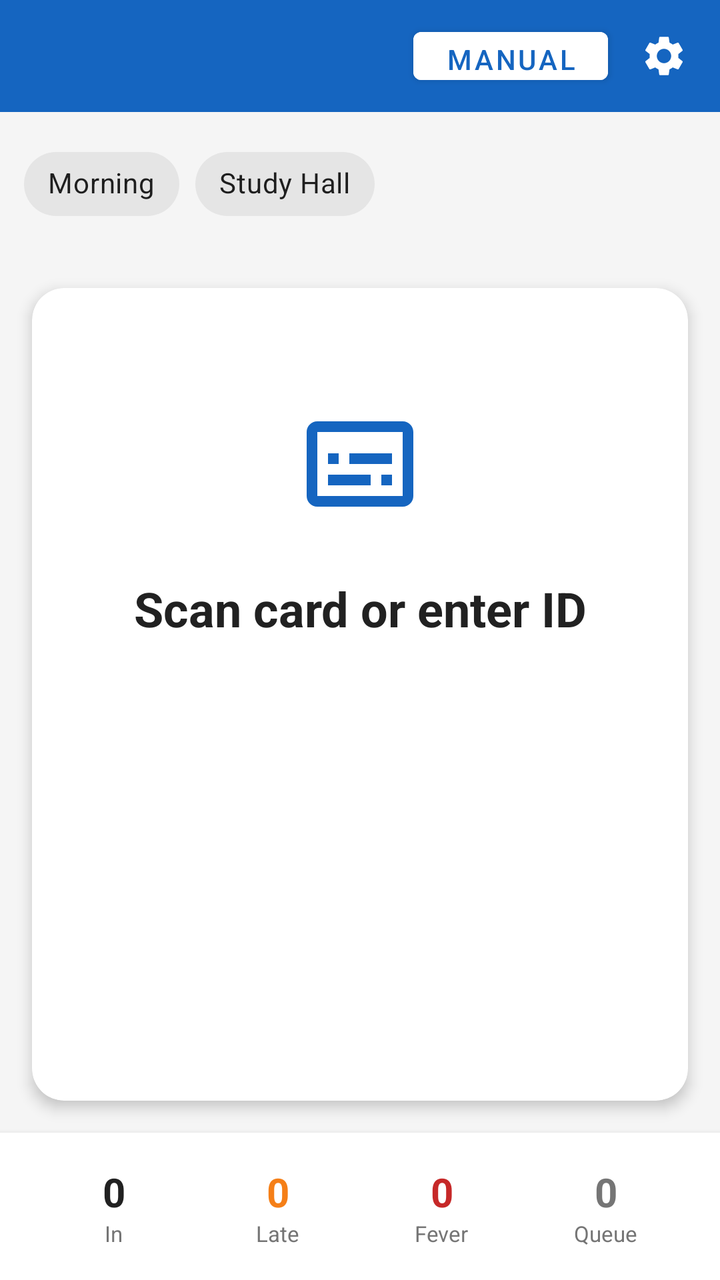
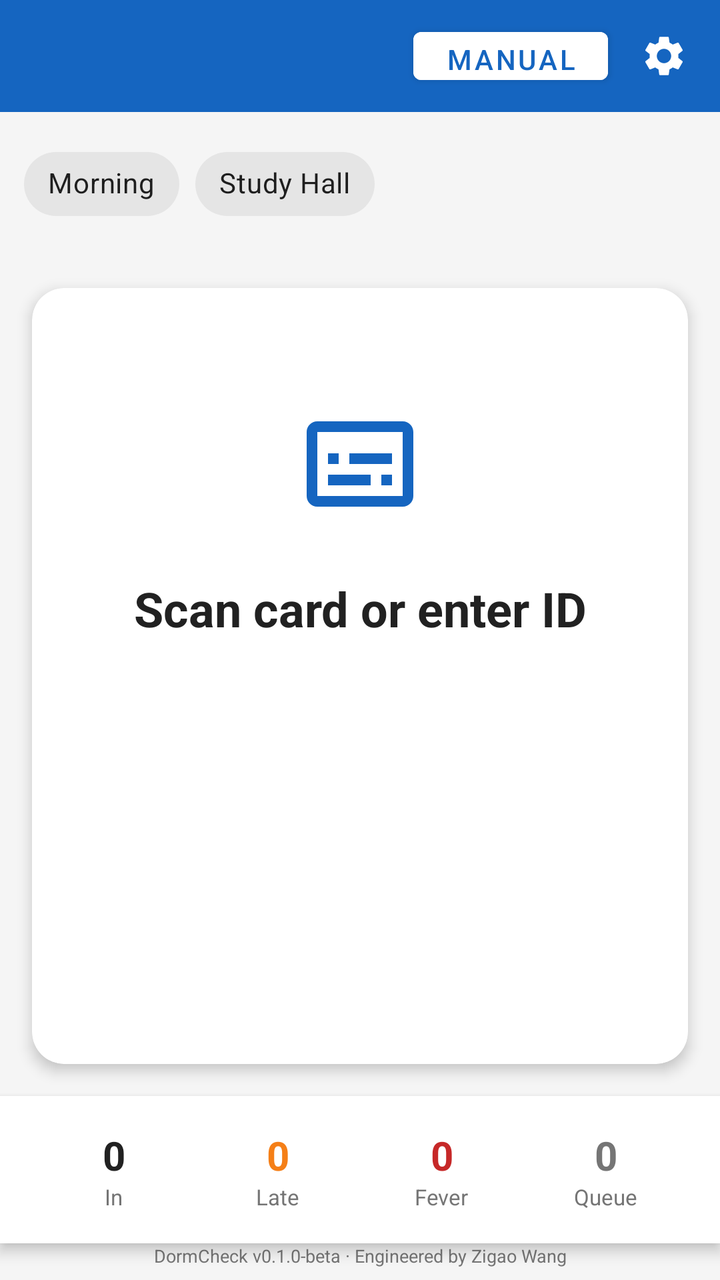

Compare the two renders of this Android layout. The source of the first and the diff that turns it into the second are given below.
<!-- AndroidManifest.xml: application theme Theme.DormCheck -->
<!-- res/layout/activity_checkin.xml -->
<?xml version="1.0" encoding="utf-8"?>
<FrameLayout xmlns:android="http://schemas.android.com/apk/res/android"
    xmlns:app="http://schemas.android.com/apk/res-auto"
    android:layout_width="match_parent"
    android:layout_height="match_parent">

<LinearLayout
    android:id="@+id/main_content"
    android:layout_width="match_parent"
    android:layout_height="match_parent"
    android:background="@color/background"
    android:orientation="vertical">

    
    <LinearLayout
        android:layout_width="match_parent"
        android:layout_height="56dp"
        android:background="@color/primary"
        android:gravity="center_vertical"
        android:orientation="horizontal"
        android:paddingStart="16dp"
        android:paddingEnd="8dp">

        <TextView
            android:id="@+id/text_device_name"
            android:layout_width="0dp"
            android:layout_height="wrap_content"
            android:layout_weight="1"
            android:textColor="@color/white"
            android:textSize="16sp" />

        <Button
            android:id="@+id/btn_manual_input"
            android:layout_width="wrap_content"
            android:layout_height="36dp"
            android:text="@string/manual_input"
            android:textSize="14sp"
            android:layout_marginEnd="8dp"
            android:backgroundTint="@color/white"
            android:textColor="@color/primary" />

        <ImageButton
            android:id="@+id/btn_settings"
            android:layout_width="40dp"
            android:layout_height="40dp"
            android:background="?attr/selectableItemBackgroundBorderless"
            android:src="@drawable/ic_settings"
            android:contentDescription="@string/settings"
            app:tint="@color/white" />

    </LinearLayout>

    
    <EditText
        android:id="@+id/edit_barcode"
        android:layout_width="0dp"
        android:layout_height="0dp"
        android:inputType="number"
        android:imeOptions="actionDone"
        android:importantForAutofill="no" />

    
    <com.google.android.material.chip.ChipGroup
        android:id="@+id/chip_group_check_type"
        android:layout_width="match_parent"
        android:layout_height="wrap_content"
        android:padding="12dp"
        app:singleSelection="true"
        app:selectionRequired="true">

        <com.google.android.material.chip.Chip
            android:id="@+id/chip_morning"
            style="@style/Widget.MaterialComponents.Chip.Choice"
            android:layout_width="wrap_content"
            android:layout_height="wrap_content"
            android:text="@string/check_type_morning" />

        <com.google.android.material.chip.Chip
            android:id="@+id/chip_studyhall"
            style="@style/Widget.MaterialComponents.Chip.Choice"
            android:layout_width="wrap_content"
            android:layout_height="wrap_content"
            android:text="@string/check_type_studyhall" />

    </com.google.android.material.chip.ChipGroup>

    
    <androidx.cardview.widget.CardView
        android:id="@+id/card_result"
        android:layout_width="match_parent"
        android:layout_height="0dp"
        android:layout_weight="1"
        android:layout_margin="16dp"
        app:cardCornerRadius="16dp"
        app:cardElevation="4dp">

        <RelativeLayout
            android:layout_width="match_parent"
            android:layout_height="match_parent"
            android:padding="24dp">

            <ImageView
                android:id="@+id/icon_status"
                android:layout_width="64dp"
                android:layout_height="64dp"
                android:layout_centerHorizontal="true"
                android:layout_marginTop="32dp"
                android:src="@drawable/ic_card_scan"
                android:contentDescription="Status" />

            <TextView
                android:id="@+id/text_status"
                style="@style/BigStatusText"
                android:layout_width="match_parent"
                android:layout_height="wrap_content"
                android:layout_below="@id/icon_status"
                android:layout_centerHorizontal="true"
                android:layout_marginTop="24dp"
                android:gravity="center"
                android:maxLines="2"
                android:ellipsize="end"
                android:text="@string/checkin_ready" />

            <TextView
                android:id="@+id/text_student_name"
                style="@style/StudentNameText"
                android:layout_width="match_parent"
                android:layout_height="wrap_content"
                android:layout_below="@id/text_status"
                android:layout_centerHorizontal="true"
                android:layout_marginTop="16dp"
                android:gravity="center"
                android:maxLines="2"
                android:ellipsize="end" />

            <TextView
                android:id="@+id/text_student_info"
                style="@style/TemperatureText"
                android:layout_width="wrap_content"
                android:layout_height="wrap_content"
                android:layout_below="@id/text_student_name"
                android:layout_centerHorizontal="true"
                android:layout_marginTop="8dp" />

            <ProgressBar
                android:id="@+id/progress_checkin"
                android:layout_width="48dp"
                android:layout_height="48dp"
                android:layout_centerInParent="true"
                android:visibility="gone" />

        </RelativeLayout>

    </androidx.cardview.widget.CardView>

    
    <LinearLayout
        android:layout_width="match_parent"
        android:layout_height="wrap_content"
        android:orientation="horizontal"
        android:padding="16dp"
        android:background="@color/card_background"
        android:elevation="4dp">

        <LinearLayout
            android:layout_width="0dp"
            android:layout_height="wrap_content"
            android:layout_weight="1"
            android:gravity="center"
            android:orientation="vertical">

            <TextView
                android:id="@+id/text_stat_checked"
                style="@style/StatValue"
                android:layout_width="wrap_content"
                android:layout_height="wrap_content"
                android:text="0" />

            <TextView
                style="@style/StatLabel"
                android:layout_width="wrap_content"
                android:layout_height="wrap_content"
                android:text="@string/stats_checked" />

        </LinearLayout>

        <LinearLayout
            android:layout_width="0dp"
            android:layout_height="wrap_content"
            android:layout_weight="1"
            android:gravity="center"
            android:orientation="vertical">

            <TextView
                android:id="@+id/text_stat_late"
                style="@style/StatValue"
                android:layout_width="wrap_content"
                android:layout_height="wrap_content"
                android:text="0"
                android:textColor="@color/warning" />

            <TextView
                style="@style/StatLabel"
                android:layout_width="wrap_content"
                android:layout_height="wrap_content"
                android:text="@string/stats_late" />

        </LinearLayout>

        <LinearLayout
            android:layout_width="0dp"
            android:layout_height="wrap_content"
            android:layout_weight="1"
            android:gravity="center"
            android:orientation="vertical">

            <TextView
                android:id="@+id/text_stat_fever"
                style="@style/StatValue"
                android:layout_width="wrap_content"
                android:layout_height="wrap_content"
                android:text="0"
                android:textColor="@color/error" />

            <TextView
                style="@style/StatLabel"
                android:layout_width="wrap_content"
                android:layout_height="wrap_content"
                android:text="@string/stats_fever" />

        </LinearLayout>

        <LinearLayout
            android:layout_width="0dp"
            android:layout_height="wrap_content"
            android:layout_weight="1"
            android:gravity="center"
            android:orientation="vertical">

            <TextView
                android:id="@+id/text_stat_queued"
                style="@style/StatValue"
                android:layout_width="wrap_content"
                android:layout_height="wrap_content"
                android:text="0"
                android:textColor="@color/text_secondary" />

            <TextView
                style="@style/StatLabel"
                android:layout_width="wrap_content"
                android:layout_height="wrap_content"
                android:text="@string/stats_queued" />

        </LinearLayout>

        <com.google.android.material.button.MaterialButton
            android:id="@+id/btn_sync"
            style="@style/Widget.MaterialComponents.Button.TextButton"
            android:layout_width="wrap_content"
            android:layout_height="wrap_content"
            android:text="@string/sync_now"
            android:visibility="gone" />

    </LinearLayout>

</LinearLayout>

    
    <LinearLayout
        android:id="@+id/overlay_temperature"
        android:layout_width="match_parent"
        android:layout_height="match_parent"
        android:orientation="vertical"
        android:background="@color/card_background"
        android:visibility="gone"
        android:clickable="true"
        android:elevation="8dp">

        
        <LinearLayout
            android:layout_width="match_parent"
            android:layout_height="wrap_content"
            android:orientation="vertical"
            android:background="@color/primary"
            android:padding="16dp"
            android:gravity="center">

            <TextView
                android:id="@+id/text_temp_student_name"
                android:layout_width="match_parent"
                android:layout_height="wrap_content"
                android:textSize="24sp"
                android:textStyle="bold"
                android:textColor="@color/white"
                android:gravity="center" />

            <TextView
                android:id="@+id/text_temp_student_id"
                android:layout_width="match_parent"
                android:layout_height="wrap_content"
                android:textSize="14sp"
                android:fontFamily="monospace"
                android:textColor="#B3FFFFFF"
                android:gravity="center"
                android:visibility="gone" />

        </LinearLayout>

        
        <LinearLayout
            android:id="@+id/layout_temp_reading"
            android:layout_width="match_parent"
            android:layout_height="0dp"
            android:layout_weight="1"
            android:orientation="vertical"
            android:gravity="center"
            android:padding="24dp">

            <TextView
                android:id="@+id/text_temp_status"
                android:layout_width="wrap_content"
                android:layout_height="wrap_content"
                android:text="Measuring…"
                android:textSize="18sp"
                android:textColor="@color/text_secondary"
                android:layout_marginBottom="16dp" />

            <LinearLayout
                android:layout_width="wrap_content"
                android:layout_height="wrap_content"
                android:orientation="horizontal"
                android:gravity="center_vertical">

                <TextView
                    android:id="@+id/text_temp_display"
                    android:layout_width="wrap_content"
                    android:layout_height="wrap_content"
                    android:minWidth="180dp"
                    android:textSize="72sp"
                    android:fontFamily="monospace"
                    android:textStyle="bold"
                    android:textColor="@color/text_secondary"
                    android:gravity="center"
                    android:text="--.-" />

                <TextView
                    android:layout_width="wrap_content"
                    android:layout_height="wrap_content"
                    android:text="°C"
                    android:textSize="28sp"
                    android:textColor="@color/text_secondary"
                    android:layout_gravity="top"
                    android:layout_marginStart="4dp"
                    android:layout_marginTop="12dp" />

            </LinearLayout>

            <TextView
                android:id="@+id/text_temp_hint"
                android:layout_width="wrap_content"
                android:layout_height="wrap_content"
                android:text="Point thermometer at forehead"
                android:textSize="14sp"
                android:textColor="@color/text_secondary"
                android:layout_marginTop="16dp" />

        </LinearLayout>

        
        <GridLayout
            android:id="@+id/grid_numpad"
            android:layout_width="match_parent"
            android:layout_height="wrap_content"
            android:paddingStart="16dp"
            android:paddingEnd="16dp"
            android:columnCount="3"
            android:rowCount="4"
            android:visibility="gone">

            <com.google.android.material.button.MaterialButton
                android:id="@+id/btn_num_1"
                style="@style/NumpadButton"
                android:text="1" />

            <com.google.android.material.button.MaterialButton
                android:id="@+id/btn_num_2"
                style="@style/NumpadButton"
                android:text="2" />

            <com.google.android.material.button.MaterialButton
                android:id="@+id/btn_num_3"
                style="@style/NumpadButton"
                android:text="3" />

            <com.google.android.material.button.MaterialButton
                android:id="@+id/btn_num_4"
                style="@style/NumpadButton"
                android:text="4" />

            <com.google.android.material.button.MaterialButton
                android:id="@+id/btn_num_5"
                style="@style/NumpadButton"
                android:text="5" />

            <com.google.android.material.button.MaterialButton
                android:id="@+id/btn_num_6"
                style="@style/NumpadButton"
                android:text="6" />

            <com.google.android.material.button.MaterialButton
                android:id="@+id/btn_num_7"
                style="@style/NumpadButton"
                android:text="7" />

            <com.google.android.material.button.MaterialButton
                android:id="@+id/btn_num_8"
                style="@style/NumpadButton"
                android:text="8" />

            <com.google.android.material.button.MaterialButton
                android:id="@+id/btn_num_9"
                style="@style/NumpadButton"
                android:text="9" />

            <com.google.android.material.button.MaterialButton
                android:id="@+id/btn_num_dot"
                style="@style/NumpadButton"
                android:text="." />

            <com.google.android.material.button.MaterialButton
                android:id="@+id/btn_num_0"
                style="@style/NumpadButton"
                android:text="0" />

            <com.google.android.material.button.MaterialButton
                android:id="@+id/btn_num_back"
                style="@style/NumpadButton"
                android:text="⌫" />

        </GridLayout>

        
        <LinearLayout
            android:layout_width="match_parent"
            android:layout_height="wrap_content"
            android:orientation="horizontal"
            android:padding="12dp">

            <com.google.android.material.button.MaterialButton
                android:id="@+id/btn_temp_cancel"
                style="@style/Widget.MaterialComponents.Button.OutlinedButton"
                android:layout_width="0dp"
                android:layout_height="52dp"
                android:layout_weight="1"
                android:text="@string/cancel"
                android:textSize="14sp"
                android:textColor="@color/text_secondary"
                android:layout_marginEnd="6dp"
                android:insetTop="0dp"
                android:insetBottom="0dp"
                app:cornerRadius="12dp"
                app:strokeColor="@color/divider" />

            <com.google.android.material.button.MaterialButton
                android:id="@+id/btn_temp_manual"
                style="@style/Widget.MaterialComponents.Button.OutlinedButton"
                android:layout_width="0dp"
                android:layout_height="52dp"
                android:layout_weight="1"
                android:text="Manual"
                android:textSize="14sp"
                android:textColor="@color/primary"
                android:layout_marginStart="6dp"
                android:layout_marginEnd="6dp"
                android:insetTop="0dp"
                android:insetBottom="0dp"
                app:cornerRadius="12dp"
                app:strokeColor="@color/primary" />

            <com.google.android.material.button.MaterialButton
                android:id="@+id/btn_temp_confirm"
                android:layout_width="0dp"
                android:layout_height="52dp"
                android:layout_weight="1"
                android:text="@string/confirm"
                android:textSize="14sp"
                android:textStyle="bold"
                android:layout_marginStart="6dp"
                android:insetTop="0dp"
                android:insetBottom="0dp"
                app:cornerRadius="12dp"
                app:backgroundTint="@color/primary"
                android:textColor="@color/white" />

        </LinearLayout>

    </LinearLayout>

</FrameLayout>
<!-- resources referenced by this layout -->
<resources>
  <color name="background">#F5F5F5</color>
  <color name="card_background">#FFFFFF</color>
  <color name="divider">#BDBDBD</color>
  <color name="error">#C62828</color>
  <color name="primary">#1565C0</color>
  <color name="text_secondary">#757575</color>
  <color name="warning">#F57F17</color>
  <color name="white">#FFFFFF</color>
  <!-- drawable ic_card_scan (drawable) -->
  <vector xmlns:android="http://schemas.android.com/apk/res/android"
      android:width="64dp"
      android:height="64dp"
      android:viewportWidth="24"
      android:viewportHeight="24">
      <path
          android:fillColor="#1565C0"
          android:pathData="M20,4H4C2.89,4 2,4.89 2,6V18C2,19.11 2.89,20 4,20H20C21.11,20 22,19.11 22,18V6C22,4.89 21.11,4 20,4ZM20,18H4V6H20V18ZM6,10H8V12H6V10ZM6,14H14V16H6V14ZM16,14H18V16H16V14ZM10,10H18V12H10V10Z" />
  </vector>
  <string name="cancel">Cancel</string>
  <string name="check_type_morning">Morning</string>
  <string name="check_type_studyhall">Study Hall</string>
  <string name="checkin_ready">Scan card or enter ID</string>
  <string name="confirm">Confirm</string>
  <string name="manual_input">Manual</string>
  <string name="settings">Settings</string>
  <string name="stats_checked">In</string>
  <string name="stats_fever">Fever</string>
  <string name="stats_late">Late</string>
  <string name="stats_queued">Queue</string>
  <string name="sync_now">Sync Now</string>
  <style name="BigStatusText">
          <item name="android:textSize">24sp</item>
          <item name="android:textStyle">bold</item>
          <item name="android:textColor">@color/text_primary</item>
      </style>
  <style name="NumpadButton" parent="Widget.MaterialComponents.Button.OutlinedButton">
          <item name="android:layout_width">0dp</item>
          <item name="android:layout_height">52dp</item>
          <item name="android:layout_columnWeight">1</item>
          <item name="android:layout_margin">3dp</item>
          <item name="android:textSize">22sp</item>
          <item name="android:textColor">@color/text_primary</item>
          <item name="cornerRadius">12dp</item>
          <item name="strokeColor">@color/divider</item>
          <item name="android:insetTop">0dp</item>
          <item name="android:insetBottom">0dp</item>
          <item name="backgroundTint">@color/card_background</item>
      </style>
  <style name="StatLabel">
          <item name="android:textSize">11sp</item>
          <item name="android:textColor">@color/text_secondary</item>
          <item name="android:maxLines">1</item>
          <item name="android:ellipsize">end</item>
      </style>
  <style name="StatValue">
          <item name="android:textSize">20sp</item>
          <item name="android:textStyle">bold</item>
          <item name="android:textColor">@color/text_primary</item>
      </style>
  <style name="StudentNameText">
          <item name="android:textSize">36sp</item>
          <item name="android:textStyle">bold</item>
          <item name="android:textColor">@color/text_primary</item>
      </style>
  <style name="TemperatureText">
          <item name="android:textSize">24sp</item>
          <item name="android:textColor">@color/text_secondary</item>
      </style>
  <style name="Theme.DormCheck" parent="Theme.MaterialComponents.Light.NoActionBar">
          <item name="colorPrimary">@color/primary</item>
          <item name="colorPrimaryDark">@color/primary_dark</item>
          <item name="colorAccent">@color/accent</item>
          <item name="android:statusBarColor">@color/status_bar</item>
          <item name="android:windowBackground">@color/background</item>
      </style>
  <color name="text_primary">#212121</color>
  <color name="primary_dark">#0D47A1</color>
  <color name="accent">#FF6F00</color>
  <color name="status_bar">#0D47A1</color>
  <!-- unchanged entries left out for length: 1 -->
</resources>

<!-- the commit's change to res/layout/activity_checkin.xml (unified diff, before → after) -->
@@ -262,6 +262,15 @@
             android:visibility="gone" />
 
     </LinearLayout>
+
+    <TextView
+        android:layout_width="match_parent"
+        android:layout_height="wrap_content"
+        android:paddingBottom="6dp"
+        android:gravity="center"
+        android:textSize="9sp"
+        android:textColor="@color/text_secondary"
+        android:text="DormCheck v0.1.0-beta · Engineered by Zigao Wang" />
 
 </LinearLayout>
 
